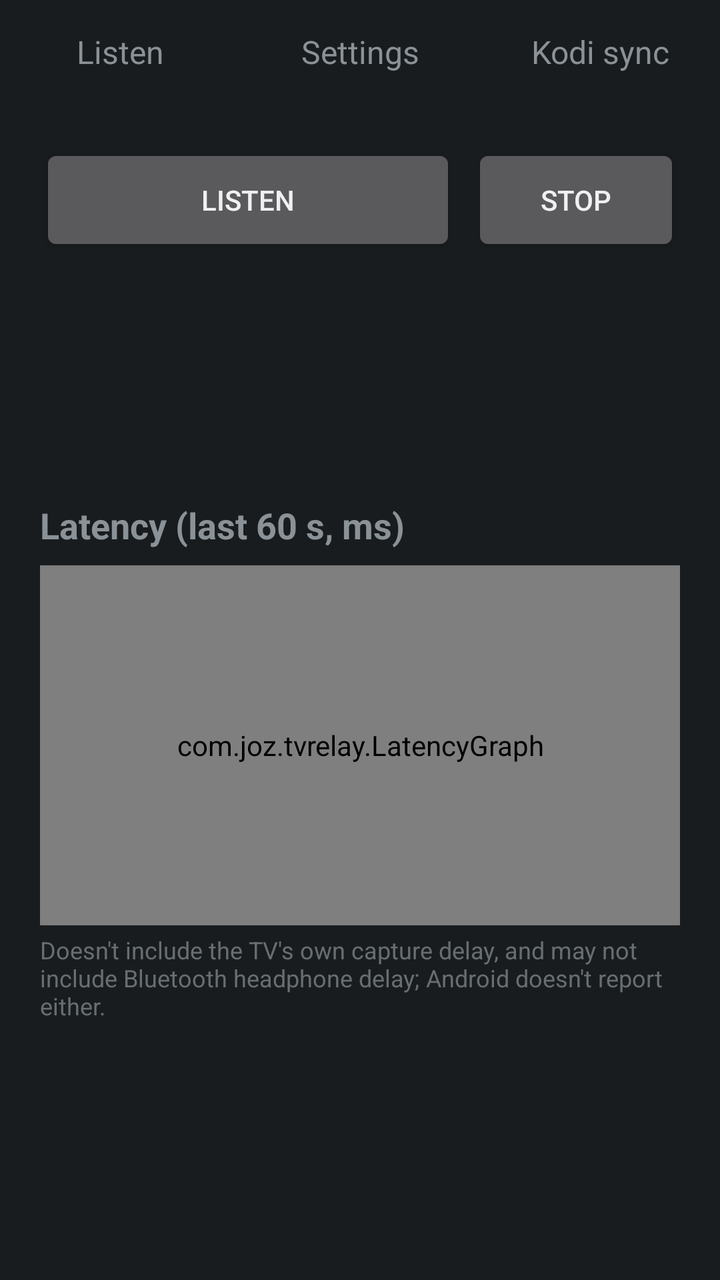
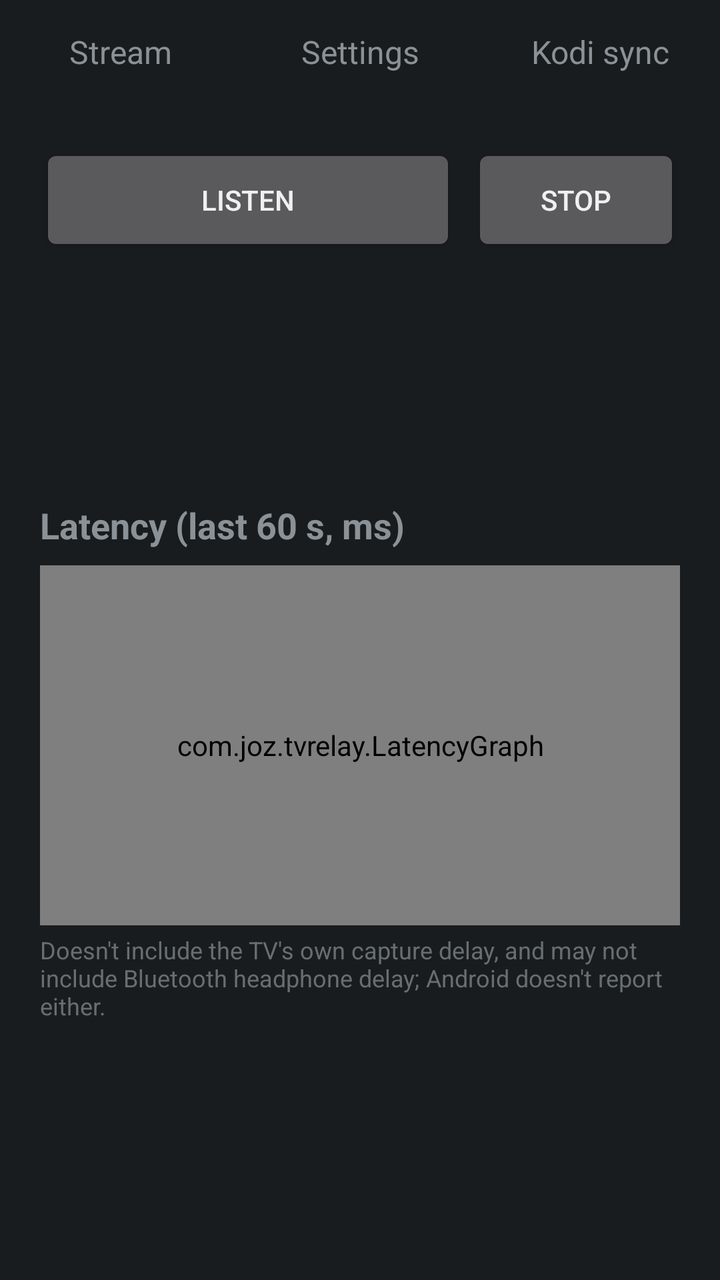

The first picture is an Android layout as it rendered before a commit; the second is the same layout after the commit. The layout source and the unified diff follow.
<!-- AndroidManifest.xml: application theme android:Theme.DeviceDefault -->
<!-- res/layout/activity_main.xml -->
<?xml version="1.0" encoding="utf-8"?>
<FrameLayout xmlns:android="http://schemas.android.com/apk/res/android"
    android:layout_width="match_parent"
    android:layout_height="match_parent">

    
    <TextView
        android:id="@+id/pipView"
        android:layout_width="match_parent"
        android:layout_height="match_parent"
        android:background="#1C1C1E"
        android:gravity="center"
        android:padding="8dp"
        android:textColor="#FFFFFF"
        android:textSize="20sp"
        android:visibility="gone" />

    <LinearLayout
        android:id="@+id/main"
        android:layout_width="match_parent"
        android:layout_height="match_parent"
        android:orientation="vertical">

        
        <LinearLayout
            android:layout_width="match_parent"
            android:layout_height="0dp"
            android:layout_weight="1"
            android:orientation="horizontal">

            <FrameLayout
                android:id="@+id/leftPane"
                android:layout_width="0dp"
                android:layout_height="match_parent"
                android:layout_weight="1"
                android:visibility="gone" />

            <View
                android:id="@+id/paneDivider"
                android:layout_width="1dp"
                android:layout_height="match_parent"
                android:alpha="0.15"
                android:background="#FFFFFF"
                android:visibility="gone" />

            <LinearLayout
                android:layout_width="0dp"
                android:layout_height="match_parent"
                android:layout_weight="1"
                android:orientation="vertical">

                <LinearLayout
                    android:id="@+id/tabRow"
                    android:layout_width="match_parent"
                    android:layout_height="wrap_content"
                    android:orientation="horizontal">

                    <TextView android:id="@+id/tabListen" style="@style/Tab" android:text="Listen" />
                    <TextView android:id="@+id/tabSettings" style="@style/Tab" android:text="Settings" />
                    <TextView android:id="@+id/tabKodi" style="@style/Tab" android:text="Kodi sync" />
                </LinearLayout>

                <FrameLayout
                    android:id="@+id/pagesFrame"
                    android:layout_width="match_parent"
                    android:layout_height="0dp"
                    android:layout_weight="1">

                    <ScrollView
                        android:id="@+id/pageListen"
                        android:layout_width="match_parent"
                        android:layout_height="match_parent">

                        <LinearLayout
                            android:layout_width="match_parent"
                            android:layout_height="wrap_content"
                            android:orientation="vertical"
                            android:padding="20dp">

                            
                            <FrameLayout
                                android:id="@+id/modeRow"
                                android:layout_width="match_parent"
                                android:layout_height="wrap_content"
                                android:layout_marginBottom="8dp"
                                android:visibility="gone" />

                            <LinearLayout
                                android:layout_width="match_parent"
                                android:layout_height="wrap_content"
                                android:orientation="horizontal">

                                <Button
                                    android:id="@+id/receive"
                                    android:layout_width="0dp"
                                    android:layout_height="wrap_content"
                                    android:layout_weight="2"
                                    android:minHeight="56dp"
                                    android:text="Listen" />

                                
                                <Button
                                    android:id="@+id/stream"
                                    android:layout_width="0dp"
                                    android:layout_height="wrap_content"
                                    android:layout_marginLeft="8dp"
                                    android:layout_weight="1.4"
                                    android:minHeight="56dp"
                                    android:text="Stream"
                                    android:visibility="gone" />

                                <Button
                                    android:id="@+id/stop"
                                    android:layout_width="0dp"
                                    android:layout_height="wrap_content"
                                    android:layout_marginLeft="8dp"
                                    android:layout_weight="1"
                                    android:minHeight="56dp"
                                    android:text="Stop" />
                            </LinearLayout>

                            
                            <TextView
                                android:id="@+id/tvPicker"
                                android:layout_width="match_parent"
                                android:layout_height="wrap_content"
                                android:layout_marginTop="16dp"
                                android:textSize="15sp" />

                            
                            <TextView
                                android:id="@+id/tvState"
                                android:layout_width="match_parent"
                                android:layout_height="wrap_content"
                                android:layout_marginTop="16dp"
                                android:textSize="15sp"
                                android:textStyle="bold" />

                            <TextView
                                android:id="@+id/status"
                                android:layout_width="match_parent"
                                android:layout_height="wrap_content"
                                android:layout_marginTop="8dp"
                                android:fontFamily="monospace"
                                android:textSize="13sp" />

                            
                            <LinearLayout
                                android:id="@+id/kodiQuick"
                                android:layout_width="match_parent"
                                android:layout_height="wrap_content"
                                android:orientation="vertical"
                                android:visibility="gone" />

                            <TextView
                                style="@style/SectionHeader"
                                android:text="Latency (last 60 s, ms)" />

                            <com.joz.tvrelay.LatencyGraph
                                android:id="@+id/graph"
                                android:layout_width="match_parent"
                                android:layout_height="180dp"
                                android:layout_marginTop="8dp" />

                            <TextView
                                android:layout_width="match_parent"
                                android:layout_height="wrap_content"
                                android:layout_marginTop="4dp"
                                android:alpha="0.7"
                                android:text="Doesn't include the TV's own capture delay, and may not include Bluetooth headphone delay; Android doesn't report either."
                                android:textSize="12sp" />

                            
                            <LinearLayout
                                android:id="@+id/listenExtras"
                                android:layout_width="match_parent"
                                android:layout_height="wrap_content"
                                android:layout_marginTop="16dp"
                                android:orientation="vertical" />
                        </LinearLayout>
                    </ScrollView>

                    <ScrollView
                        android:id="@+id/pageSettings"
                        android:layout_width="match_parent"
                        android:layout_height="match_parent"
                        android:visibility="gone">

                        <LinearLayout
                            android:id="@+id/settingsList"
                            android:layout_width="match_parent"
                            android:layout_height="wrap_content"
                            android:orientation="vertical"
                            android:padding="20dp" />
                    </ScrollView>

                    <ScrollView
                        android:id="@+id/pageKodi"
                        android:layout_width="match_parent"
                        android:layout_height="match_parent"
                        android:visibility="gone">

                        <LinearLayout
                            android:id="@+id/kodiList"
                            android:layout_width="match_parent"
                            android:layout_height="wrap_content"
                            android:orientation="vertical"
                            android:padding="20dp" />
                    </ScrollView>
                </FrameLayout>
            </LinearLayout>
        </LinearLayout>

        <TextView
            android:id="@+id/version"
            android:layout_width="wrap_content"
            android:layout_height="wrap_content"
            android:layout_gravity="end"
            android:background="?android:attr/selectableItemBackground"
            android:paddingLeft="12dp"
            android:paddingTop="6dp"
            android:paddingRight="12dp"
            android:paddingBottom="6dp"
            android:textSize="12sp" />
    </LinearLayout>
</FrameLayout>
<!-- resources referenced by this layout -->
<resources>
  <style name="SectionHeader">
          <item name="android:layout_width">match_parent</item>
          <item name="android:layout_height">wrap_content</item>
          <item name="android:layout_marginTop">24dp</item>
          <item name="android:textSize">18sp</item>
          <item name="android:textStyle">bold</item>
      </style>
  <style name="Tab">
          <item name="android:layout_width">0dp</item>
          <item name="android:layout_height">52dp</item>
          <item name="android:layout_weight">1</item>
          <item name="android:gravity">center</item>
          <item name="android:textSize">16sp</item>
          <item name="android:clickable">true</item>
          <item name="android:focusable">true</item>
          <item name="android:background">?android:attr/selectableItemBackground</item>
      </style>
</resources>

<!-- the commit's change to res/layout/activity_main.xml (unified diff, before → after) -->
@@ -55,7 +55,7 @@
                     android:layout_height="wrap_content"
                     android:orientation="horizontal">
 
-                    <TextView android:id="@+id/tabListen" style="@style/Tab" android:text="Listen" />
+                    <TextView android:id="@+id/tabListen" style="@style/Tab" android:text="Stream" />
                     <TextView android:id="@+id/tabSettings" style="@style/Tab" android:text="Settings" />
                     <TextView android:id="@+id/tabKodi" style="@style/Tab" android:text="Kodi sync" />
                 </LinearLayout>
@@ -76,14 +76,6 @@
                             android:layout_height="wrap_content"
                             android:orientation="vertical"
                             android:padding="20dp">
-
-                            
-                            <FrameLayout
-                                android:id="@+id/modeRow"
-                                android:layout_width="match_parent"
-                                android:layout_height="wrap_content"
-                                android:layout_marginBottom="8dp"
-                                android:visibility="gone" />
 
                             <LinearLayout
                                 android:layout_width="match_parent"
